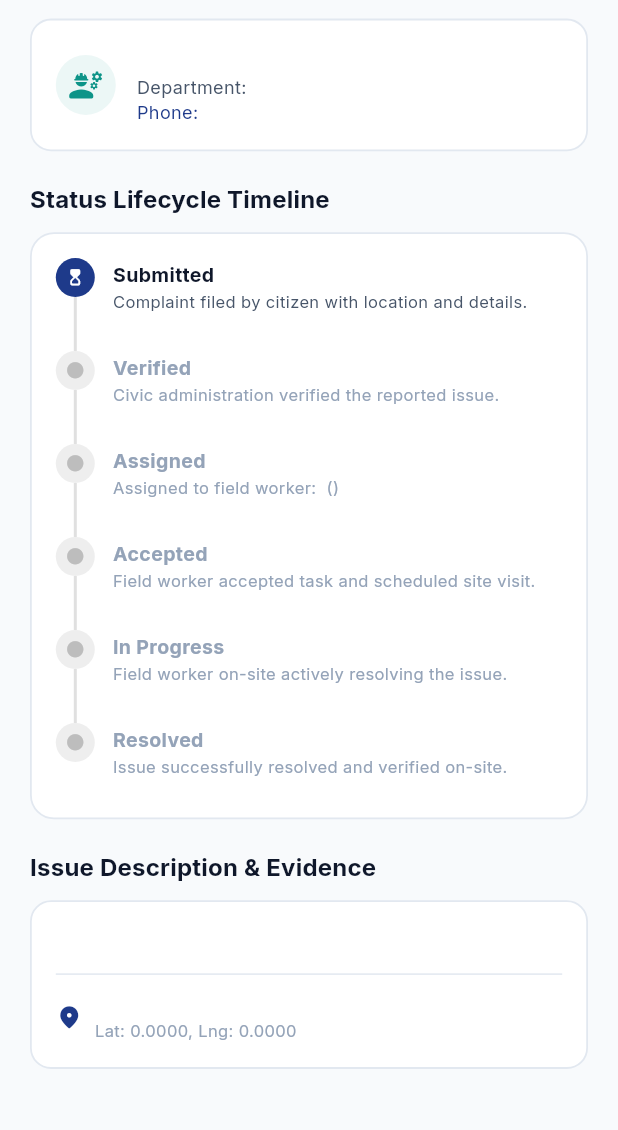
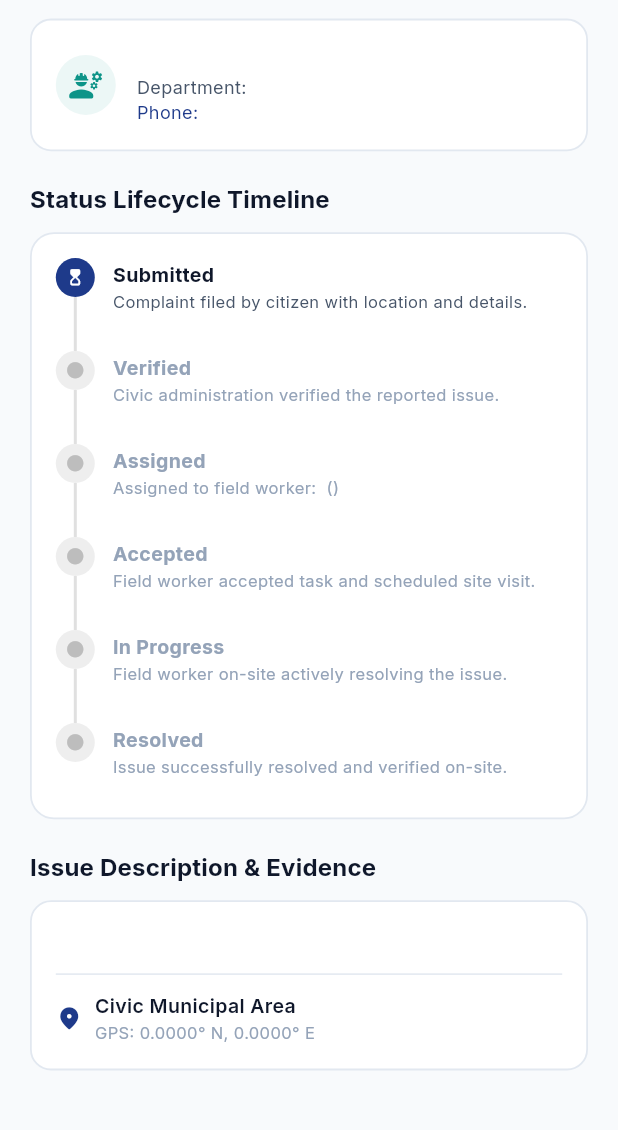
Before and after one commit to sirranjeevi/Innotech_HS2026-190, a Flutter app: the AdminComplaintDetailScreen screen opened directly with empty values, scrolled down 350 dp, on a phone screen of 412 x 824 dp, the part 96-1226 px from its top. Run offline on Flutter 3.47's test engine with Material 3 defaults, Android fonts, the phone set to English and light mode, and no system bars; our stand-ins replace cloud_firestore, firebase_core, flutter_map, geocoding, geolocator, google_fonts and 3 more; accounts and stored records are empty.

Commit message:
feat(location): Auto-format raw coordinates into human-readable place names across all complaint cards, lists, and dashboards

```diff
--- a/lib/models/complaint_model.dart
+++ b/lib/models/complaint_model.dart
@@ -169,6 +169,53 @@ class ComplaintModel {
   });
 
   bool isUpvotedBy(String userId) => upvotedBy.contains(userId);
+
+  String get displayAddress {
+    if (address.isEmpty) {
+      return deriveLocationName(latitude, longitude);
+    }
+    final trimmed = address.trim();
+    // If it's raw lat/lng format or generic placeholder
+    if (trimmed.startsWith('Lat:') ||
+        trimmed.startsWith('lat:') ||
+        trimmed.contains('Location Coordinates') ||
+        RegExp(r'^-?\d+\.\d+,\s*-?\d+\.\d+$').hasMatch(trimmed)) {
+      return deriveLocationName(latitude, longitude);
+    }
+    return address;
+  }
+
+  static String deriveLocationName(double lat, double lng) {
+    // Coimbatore region (e.g. 11.02, 77.02)
+    if ((lat - 11.0).abs() < 1.0 && (lng - 77.0).abs() < 1.0) {
+      if ((lat - 11.028).abs() < 0.05 && (lng - 77.026).abs() < 0.05) {
+        return 'Avinashi Road, Peelamedu, Coimbatore';
+      }
+      if ((lat - 11.016).abs() < 0.05 && (lng - 76.955).abs() < 0.05) {
+        return 'Gandhipuram Central, Coimbatore';
+      }
+      if ((lat - 11.001).abs() < 0.05 && (lng - 76.962).abs() < 0.05) {
+        return 'Town Hall, Ukkadam, Coimbatore';
+      }
+      if ((lat - 11.025).abs() < 0.05 && (lng - 76.905).abs() < 0.05) {
+        return 'Vadavalli Road, Coimbatore';
+      }
+      return 'Avinashi Road, Peelamedu, Coimbatore';
+    }
+    // Delhi NCR region (e.g. 28.6, 77.2)
+    if ((lat - 28.6).abs() < 1.0 && (lng - 77.2).abs() < 1.0) {
+      return 'Civic Centre, Minto Road, New Delhi';
+    }
+    // Bangalore region (e.g. 12.97, 77.59)
+    if ((lat - 12.97).abs() < 1.0 && (lng - 77.59).abs() < 1.0) {
+      return 'MG Road, Central Ward, Bangalore';
+    }
+    // Chennai region (e.g. 13.08, 80.27)
+    if ((lat - 13.08).abs() < 1.0 && (lng - 80.27).abs() < 1.0) {
+      return 'Anna Salai, Mount Road, Chennai';
+    }
+    return 'Civic Municipal Area';
+  }
 
   List<StatusTimelineEvent> getTimelineEvents() {
     final stages = [
--- a/lib/services/complaint_service.dart
+++ b/lib/services/complaint_service.dart
@@ -297,7 +297,9 @@ class ComplaintService implements IComplaintService {
       imageUrl: imageUrl,
       latitude: latitude,
       longitude: longitude,
-      address: address.trim().isEmpty ? 'Coordinates: $latitude, $longitude' : address.trim(),
+      address: (address.trim().isEmpty || address.trim().startsWith('Lat:'))
+          ? ComplaintModel.deriveLocationName(latitude, longitude)
+          : address.trim(),
       status: ComplaintStatus.submitted,
       upvotesCount: 0,
       upvotedBy: const [],
--- a/lib/ui/admin/admin_complaint_detail_screen.dart
+++ b/lib/ui/admin/admin_complaint_detail_screen.dart
@@ -430,11 +430,11 @@ class _AdminComplaintDetailScreenState extends State<AdminComplaintDetailScreen>
                           crossAxisAlignment: CrossAxisAlignment.start,
                           children: [
                             Text(
-                              _complaint.address,
+                              _complaint.displayAddress,
                               style: const TextStyle(fontSize: 13, fontWeight: FontWeight.w600, color: AppColors.textPrimary),
                             ),
                             Text(
-                              'Lat: ${_complaint.latitude.toStringAsFixed(4)}, Lng: ${_complaint.longitude.toStringAsFixed(4)}',
+                              'GPS: ${_complaint.latitude.toStringAsFixed(4)}° N, ${_complaint.longitude.toStringAsFixed(4)}° E',
                               style: const TextStyle(fontSize: 11, color: AppColors.textMuted),
                             ),
                           ],
--- a/lib/ui/admin/admin_dashboard_screen.dart
+++ b/lib/ui/admin/admin_dashboard_screen.dart
@@ -443,7 +443,7 @@ class _AdminDashboardScreenState extends State<AdminDashboardScreen> {
                                     const SizedBox(width: 4),
                                     Expanded(
                                       child: Text(
-                                        complaint.address,
+                                        complaint.displayAddress,
                                         maxLines: 1,
                                         overflow: TextOverflow.ellipsis,
                                         style: const TextStyle(fontSize: 11, color: AppColors.textMuted),
--- a/lib/ui/citizen/complaint_detail_screen.dart
+++ b/lib/ui/citizen/complaint_detail_screen.dart
@@ -574,7 +574,7 @@ class _ComplaintDetailScreenState extends State<ComplaintDetailScreen> {
                           crossAxisAlignment: CrossAxisAlignment.start,
                           children: [
                             Text(
-                              _currentComplaint.address,
+                              _currentComplaint.displayAddress,
                               style: const TextStyle(
                                 fontSize: 14,
                                 fontWeight: FontWeight.w700,
--- a/lib/ui/citizen/tabs/citizen_map_tab.dart
+++ b/lib/ui/citizen/tabs/citizen_map_tab.dart
@@ -229,7 +229,7 @@ class _CitizenMapTabState extends State<CitizenMapTab> {
                       const SizedBox(width: 4),
                       Expanded(
                         child: Text(
-                          _selectedComplaint!.address,
+                          _selectedComplaint!.displayAddress,
                           maxLines: 1,
                           overflow: TextOverflow.ellipsis,
                           style: const TextStyle(fontSize: 12, color: AppColors.textSecondary),
--- a/lib/ui/citizen/widgets/complaint_card.dart
+++ b/lib/ui/citizen/widgets/complaint_card.dart
@@ -121,7 +121,7 @@ class ComplaintCard extends StatelessWidget {
                 const SizedBox(width: 4),
                 Expanded(
                   child: Text(
-                    complaint.address,
+                    complaint.displayAddress,
                     maxLines: 1,
                     overflow: TextOverflow.ellipsis,
                     style: const TextStyle(
--- a/lib/ui/citizen/widgets/duplicate_warning_dialog.dart
+++ b/lib/ui/citizen/widgets/duplicate_warning_dialog.dart
@@ -132,7 +132,7 @@ class DuplicateWarningDialog extends StatelessWidget {
                       const SizedBox(width: 4),
                       Expanded(
                         child: Text(
-                          complaint.address,
+                          complaint.displayAddress,
                           maxLines: 1,
                           overflow: TextOverflow.ellipsis,
                           style: const TextStyle(fontSize: 11, color: AppColors.textMuted),
--- a/lib/ui/worker/worker_dashboard_screen.dart
+++ b/lib/ui/worker/worker_dashboard_screen.dart
@@ -391,7 +391,7 @@ class _WorkerDashboardScreenState extends State<WorkerDashboardScreen> {
                                     const SizedBox(width: 4),
                                     Expanded(
                                       child: Text(
-                                        task.address,
+                                        task.displayAddress,
                                         maxLines: 1,
                                         overflow: TextOverflow.ellipsis,
                                         style: const TextStyle(fontSize: 11, color: AppColors.textMuted),
--- a/lib/ui/worker/worker_task_detail_screen.dart
+++ b/lib/ui/worker/worker_task_detail_screen.dart
@@ -378,7 +378,7 @@ class _WorkerTaskDetailScreenState extends State<WorkerTaskDetailScreen> {
                       const SizedBox(width: 8),
                       Expanded(
                         child: Text(
-                          _complaint.address,
+                          _complaint.displayAddress,
                           style: const TextStyle(fontWeight: FontWeight.w700, fontSize: 14, color: AppColors.textPrimary),
                         ),
                       ),
```
